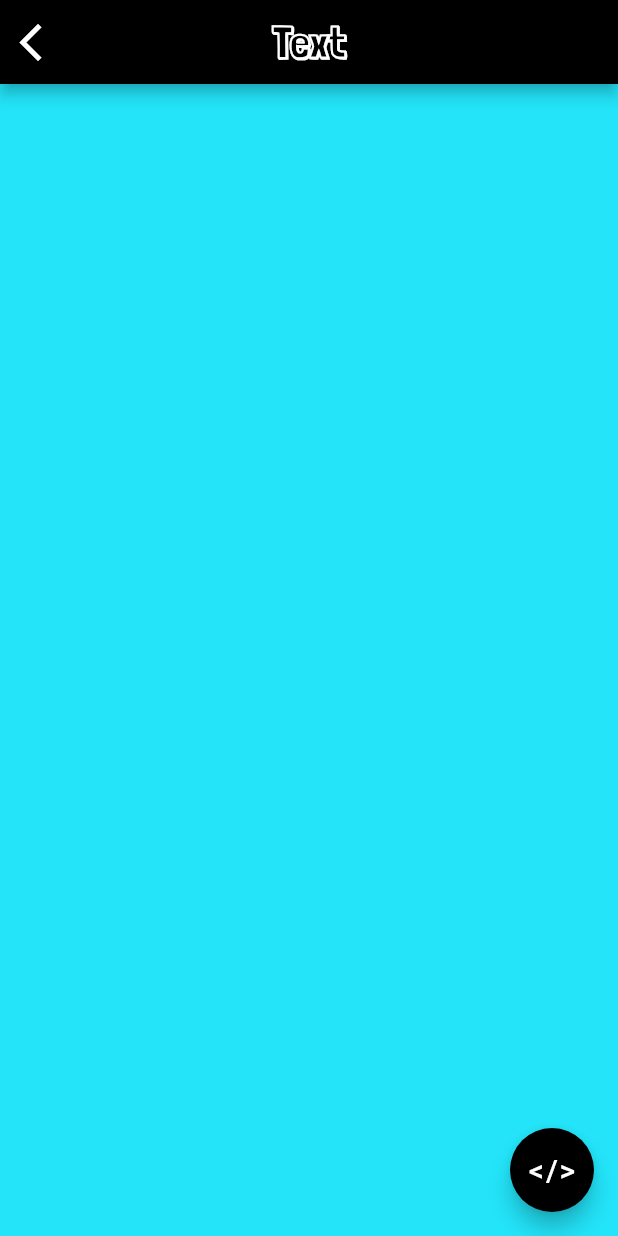
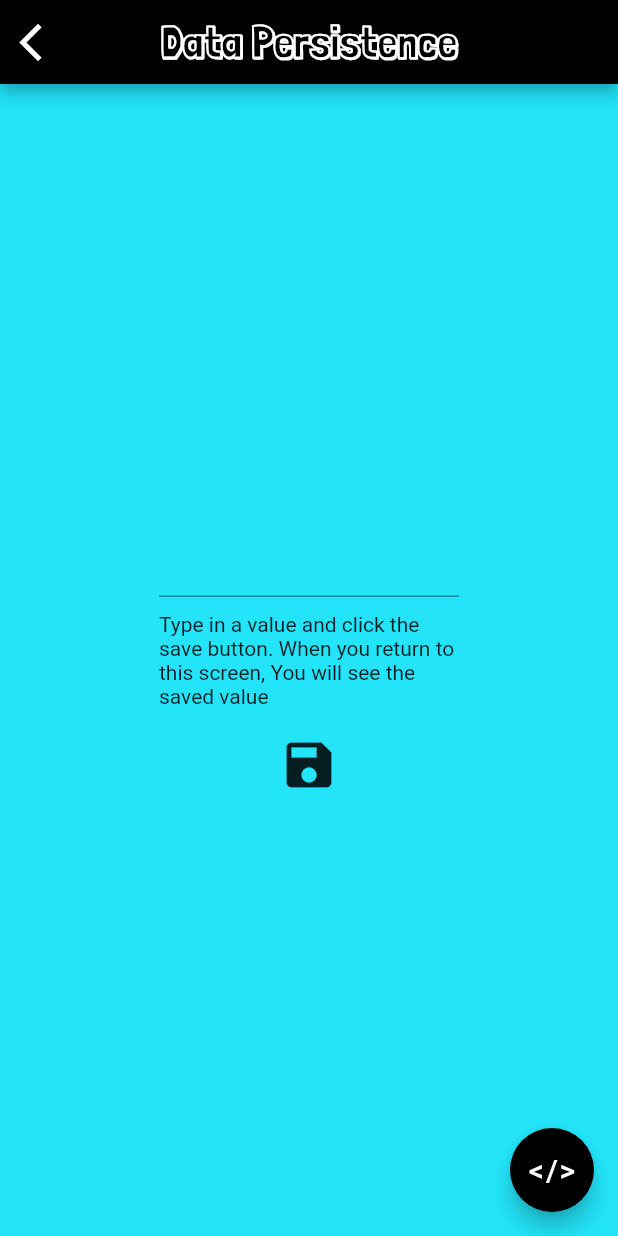
Before and after one commit to Sivaranjan89/FlutterGallery, a Flutter app: the PreviewSP screen opened directly, on a phone screen of 412 x 824 dp. Run offline on Flutter 3.47's test engine with Material 2 defaults, Android fonts, the phone set to English and light mode, and no system bars; our stand-ins replace flutter_bluetooth_serial, flutter_local_notifications, shared_preferences, sqflite, webview_flutter; missing offline and left inert: dart:ffi; accounts and stored records are empty.

```diff
--- a/lib/data/shared_pref.dart
+++ b/lib/data/shared_pref.dart
@@ -2,6 +2,7 @@ import 'dart:async';
 import 'package:flutter/cupertino.dart';
 import 'package:flutter/material.dart';
 import 'package:flutter_gallery/common_appbar.dart';
+import 'package:shared_preferences/shared_preferences.dart';
 import 'package:webview_flutter/webview_flutter.dart';
 
 import '../app_constants.dart';
@@ -16,27 +17,65 @@ class PreviewSP extends StatefulWidget {
 
 class _State extends State<PreviewSP> {
 
+  String data;
+
+  SharedPreferences sharedPreferences;
+  TextEditingController controller = TextEditingController();
+
   @override
   void initState() {
     super.initState();
+
+    SharedPreferences.getInstance().then((SharedPreferences sp) {
+      sharedPreferences = sp;
+      controller.text = sharedPreferences.getString('SP');
+
+      if (controller.text == null) {
+        controller.text = ""; // set an initial value
+      }
+      setState(() {});
+    });
   }
 
   @override
   Widget build(BuildContext context) {
     return Scaffold(
       backgroundColor: ApplicationConstants.appBlue,
-      appBar: PreviewAppBar(appBar: AppBar(), title: 'Text'),
+      appBar: PreviewAppBar(appBar: AppBar(), title: 'Data Persistence'),
       floatingActionButton: FloatingActionButton(
         backgroundColor: Colors.black, child: Text('</>', style: TextStyle(color: Colors.white, fontSize: 20)), onPressed: () {showCode();},
       ),
       body: Center(
+        child: Wrap(
+          direction: Axis.vertical,
+          spacing: 10,
+          children: <Widget>[
+            SizedBox(width: 200, child: TextField(onChanged: (value) {
+              //Save to Shared Preference
+              data = value;
+            }, controller: controller)),
 
+            SizedBox(width: 200, child: Text('Type in a value and click the save button. When you return to this screen, You will see the saved value')),
+            SizedBox(width: 200, child: IconButton(icon: Icon(Icons.save, size: 40), onPressed: () {
+              saveData(data);
+            },))
+          ],
+        ),
       ),
     );
   }
 
+
+  saveData(String data) {
+    sharedPreferences.setString('SP', data);
+  }
+
+  loadData(String key) {
+    data = sharedPreferences.getString(key);
+  }
+
   void showCode() {
-    Dialog dialog = ApplicationConstants.getCodeDialog('https://docs.google.com/document/d/e/2PACX-1vSiFRAsO0CeVLq6RbHp5SCmzqgOmZ6QgWqL5uWhSZG7RBBlT5nXWqbkkgpdOXpcVrBCQD5NSYPHXAOh/pub');
+    Dialog dialog = ApplicationConstants.getCodeDialog('https://docs.google.com/document/d/e/2PACX-1vS3Ag5LzJo74L3r_c7fITfmVug7tbOJy0a_-nR0fnXXH0osS4GuQpfEhaCvVdAewK9V3uuNU4U6_iF1/pub');
     showDialog(context: context, builder: (context) => dialog);
   }
 }
--- a/lib/datatable/User.dart
+++ b/lib/datatable/User.dart
@@ -23,4 +23,23 @@ class User {
     return users;
   }
 
+  static List<User> getUser() {
+    List<User> users = List();
+    users.add(User(firstName: 'Sivaranjan', lastName: 'Langesan', age: 30));
+
+    return users;
+  }
+
+  factory User.fromMap(Map<String, dynamic> data) => User(firstName: data['firstName'], lastName: data['lastName'], age: data['age']);
+
+  Map<String, dynamic> toMap() => {"firstName": firstName, "lastName": lastName, "age": age};
+
+  static List<User> fromList(List<Map<String,dynamic>> query) {
+    List<User> notes = List<User>();
+    for (Map map in query) {
+      notes.add(User.fromMap(map));
+    }
+    return notes;
+  }
+
 }
--- a/pubspec.yaml
+++ b/pubspec.yaml
@@ -26,6 +26,7 @@ dependencies:
   webview_flutter: ^0.3.0
   flutter_bluetooth_serial: ^0.0.4
   shared_preferences: ^0.5.0
+  sqflite: ^1.0.0
   flutter_local_notifications:
 
 dev_dependencies:
```
Also changed, not shown: lib/data/database.dart (added, +208 -0 lines), lib/data/db_helper.dart (added, +75 -0 lines), lib/home/home_page.dart (+11 -7 lines), pubspec.lock.
